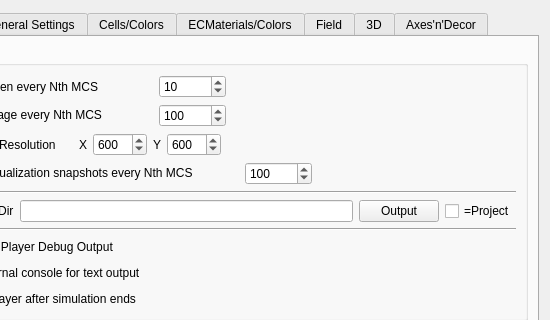
Before: the Qt Designer form cc3d/player5/Configuration/cc3D_prefs.ui in CompuCell3D/CompuCell3D, drawn with Qt 5; both pictures show x 99 to 649 and y 0 to 320 of the 649 by 522 pixel window.
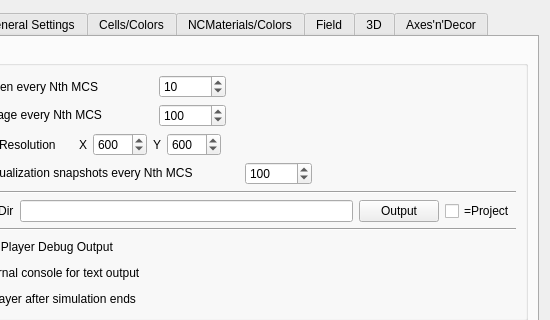
After: the same form once the commit is applied.

Commit message: Refactoring to new name: Noncellular materials

```diff
--- a/cc3d/player5/Configuration/cc3D_prefs.ui
+++ b/cc3d/player5/Configuration/cc3D_prefs.ui
@@ -1012,7 +1012,7 @@
      </widget>
      <widget class="QWidget" name="tab_ECM_type">
       <attribute name="title">
-       <string>ECMaterials/Colors</string>
+       <string>NCMaterials/Colors</string>
       </attribute>
       <layout class="QHBoxLayout" name="horizontalLayout_38">
        <item>
```
Left out of the diff: 2 changed lines with no effect on the pictures. The commit also changes 63 other files.
